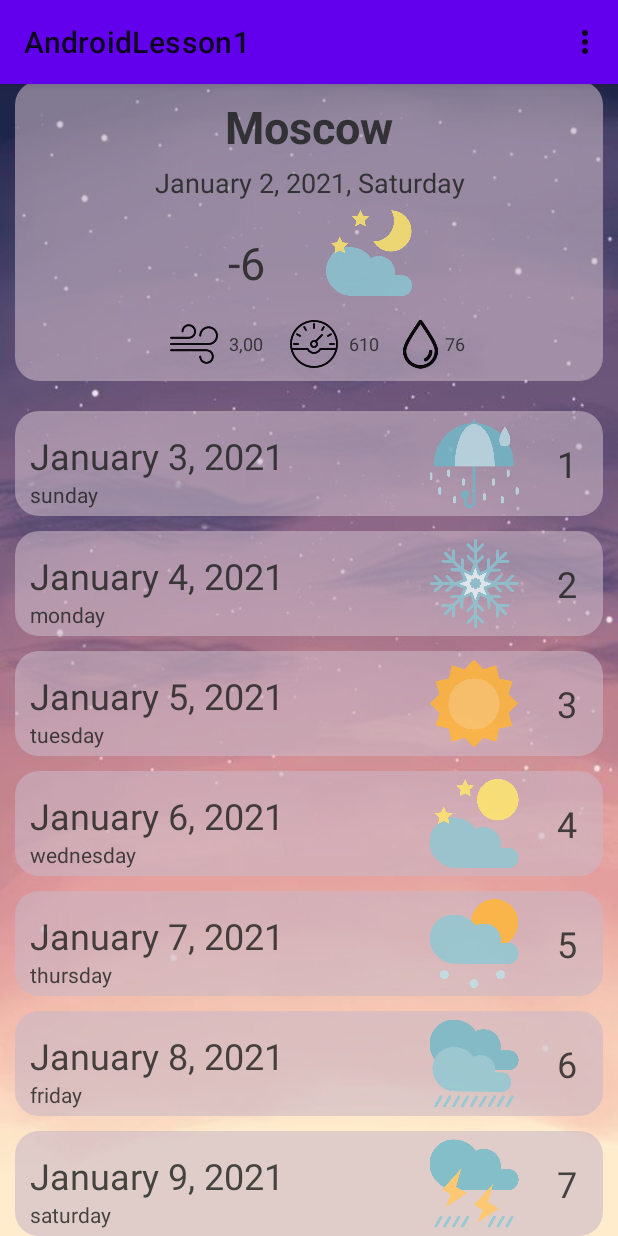
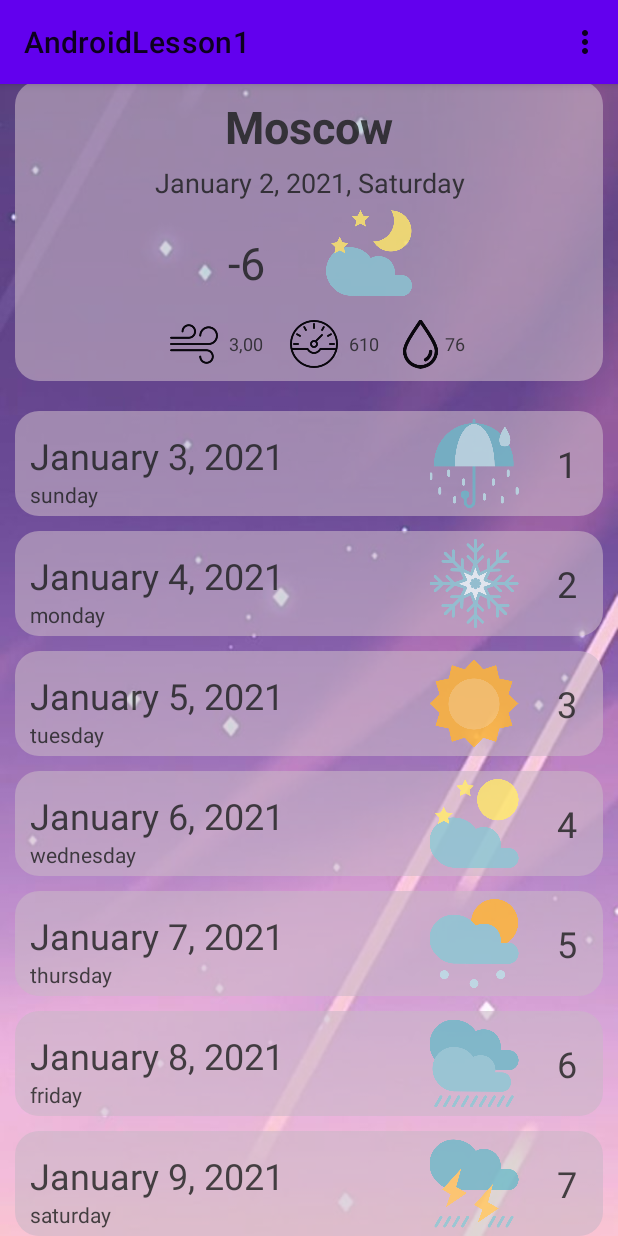
Before and after one commit to NS-762/AndroidLesson1, an Android app: the screen it shows after launch (MainActivity), on a phone screen of 412 x 824 dp. Run offline under Robolectric (Android 15) with nearby library versions, the phone set to English and light mode, and no system bars.

Commit message:
NewDesign

```diff
--- a/app/src/main/AndroidManifest.xml
+++ b/app/src/main/AndroidManifest.xml
@@ -10,7 +10,8 @@
         android:supportsRtl="true"
         android:theme="@style/AppLightTheme">
         <activity android:name=".SettingsActivity"></activity>
-        <activity android:name=".MainActivity">
+        <activity android:name=".MainActivity"
+            android:configChanges="orientation|screenSize|screenLayout|keyboardHidden" >
             <intent-filter>
                 <action android:name="android.intent.action.MAIN" />
 
--- a/app/src/main/java/com/example/androidlesson1/MainActivity.java
+++ b/app/src/main/java/com/example/androidlesson1/MainActivity.java
@@ -1,18 +1,17 @@
 package com.example.androidlesson1;
 
 import android.content.Intent;
+import android.content.res.Configuration;
 import android.os.Bundle;
 
 import androidx.annotation.NonNull;
 import androidx.annotation.Nullable;
+import androidx.constraintlayout.widget.ConstraintLayout;
 import androidx.fragment.app.FragmentTransaction;
 
 import android.view.Menu;
 import android.view.MenuInflater;
 import android.view.MenuItem;
-import android.widget.FrameLayout;
-import android.widget.LinearLayout;
-import android.widget.Toast;
 
 import com.example.androidlesson1.WorkingWithFragments.FragmentBottom;
 import com.example.androidlesson1.WorkingWithFragments.FragmentTop;
@@ -25,14 +24,14 @@ public class MainActivity extends BaseActivity implements Constants, PublisherGe
     private FragmentTop fragmentTop;
     private FragmentBottom fragmentBottom;
     private Publisher publisher = new Publisher();
-    private LinearLayout linearLayout;
+    private  int  orientation;
 
     @Override
     protected void onCreate(Bundle savedInstanceState) {
         super.onCreate(savedInstanceState);
         setContentView(R.layout.activity_main);
 
-        Toast.makeText(getApplicationContext(), "onCreate", Toast.LENGTH_SHORT).show();
+//        Toast.makeText(getApplicationContext(), "onCreate", Toast.LENGTH_SHORT).show();
 
         if (savedInstanceState != null) {
             fragmentTop = (FragmentTop) getSupportFragmentManager()
@@ -50,9 +49,10 @@ public class MainActivity extends BaseActivity implements Constants, PublisherGe
         }
         publisher.addSubscriber(fragmentTop);
 
+        orientationDetermination(); //определение ориентации экрана
+        setBackgroundImage(orientation); //установка фона экрана
+    }
 
-
-    }
 
     @Override
     public Publisher getPublisher() {
@@ -76,6 +76,15 @@ public class MainActivity extends BaseActivity implements Constants, PublisherGe
         super.onActivityResult(requestCode, resultCode, data);
         return;
     }
+    public void orientationDetermination() {
+        Configuration configuration = getResources().getConfiguration();
+        if(configuration.orientation == Configuration.ORIENTATION_PORTRAIT) {
+            orientation = 1;
+        }
+        if (configuration.orientation == Configuration.ORIENTATION_LANDSCAPE) {
+            orientation = 2;
+        }
+    }
 
     @Override
     public boolean onCreateOptionsMenu(Menu menu) {
@@ -95,33 +104,53 @@ public class MainActivity extends BaseActivity implements Constants, PublisherGe
     }
 
     @Override
+    public void onConfigurationChanged(Configuration newConfig) { //вызывается при повроте экрана
+        super.onConfigurationChanged(newConfig);
+
+        orientation = newConfig.orientation;
+        setBackgroundImage(newConfig.orientation);
+    }
+
+    private void setBackgroundImage(final int orientation) { //установка фона активити
+        ConstraintLayout constraintLayout;
+        constraintLayout = findViewById(R.id.constraint_layout);
+
+        if  (orientation == Configuration.ORIENTATION_PORTRAIT) {
+            constraintLayout.setBackgroundResource(R.drawable.fon_portrait);
+        } else if (orientation == Configuration.ORIENTATION_LANDSCAPE) {
+            constraintLayout.setBackgroundResource(R.drawable.fon_landscape);
+        }
+    }
+
+
+    @Override
     protected void onStart() {
         super.onStart();
-        Toast.makeText(getApplicationContext(), "onStart", Toast.LENGTH_SHORT).show();
+//        Toast.makeText(getApplicationContext(), "onStart", Toast.LENGTH_SHORT).show();
     }
 
     @Override
-    protected void onResume() {
+    public void onResume() {
         super.onResume();
-        Toast.makeText(getApplicationContext(), "onResume", Toast.LENGTH_SHORT).show();
+//        setBackgroundImage(orientation);
     }
 
     @Override
     protected void onPause() {
         super.onPause();
-        Toast.makeText(getApplicationContext(), "onPause", Toast.LENGTH_SHORT).show();
+//        Toast.makeText(getApplicationContext(), "onPause", Toast.LENGTH_SHORT).show();
     }
 
     @Override
     protected void onDestroy() {
         super.onDestroy();
-        Toast.makeText(getApplicationContext(), "onDestroy", Toast.LENGTH_SHORT).show();
+//        Toast.makeText(getApplicationContext(), "onDestroy", Toast.LENGTH_SHORT).show();
     }
 
     @Override
     protected void onStop() {
         super.onStop();
-        Toast.makeText(getApplicationContext(), "onStop", Toast.LENGTH_SHORT).show();
+//        Toast.makeText(getApplicationContext(), "onStop", Toast.LENGTH_SHORT).show();
     }
 
     @Override
--- a/app/src/main/res/layout/activity_main.xml
+++ b/app/src/main/res/layout/activity_main.xml
@@ -2,10 +2,10 @@
 <androidx.constraintlayout.widget.ConstraintLayout xmlns:android="http://schemas.android.com/apk/res/android"
     xmlns:app="http://schemas.android.com/apk/res-auto"
     xmlns:tools="http://schemas.android.com/tools"
+    android:id="@+id/constraint_layout"
     android:layout_width="match_parent"
-    android:layout_height="match_parent"
-    tools:context=".MainActivity"
-    android:background="@drawable/fon1">
+    android:layout_height="wrap_content"
+    tools:context=".MainActivity" >
 
     <ScrollView
         android:id="@+id/scrollView2"
--- a/app/src/main/res/values/themes.xml
+++ b/app/src/main/res/values/themes.xml
@@ -14,8 +14,8 @@
     <style name="AppTheme" parent="Theme.MaterialComponents">
         <item name="colorPrimary">#282828</item>
         <item name="android:windowBackground">#282828</item>
-        <item name="android:textColor">@color/purple_700</item>
-        <item name="android:textColorPrimary">@color/purple_700</item>
+        <item name="android:textColor">@color/white</item>
+        <item name="android:textColorPrimary">@color/white</item>
     </style>
 
 
```
Also changed, not shown: app/src/main/res/layout/activity_settings.xml (+3 -20 lines), app/src/main/res/values/styles.xml (added, +23 -0 lines), app/src/main/res/drawable/fon1.png (deleted), app/src/main/res/drawable/fon5.png (added), app/src/main/res/drawable/fon_landscape.png (added), app/src/main/res/drawable/fon_landscape2.png (added), app/src/main/res/drawable/fon_portrait.png (added), app/src/main/res/drawable/fon_portrait2.png (added), app/src/main/res/drawable/settings.png (deleted), app/src/main/res/drawable/settings2.png (deleted).
